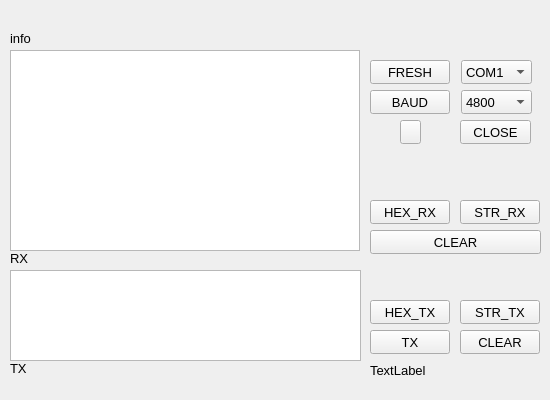
Before: the Qt Designer form widget.ui in odddouglas/SerialPortAssistant, drawn with Qt 5.
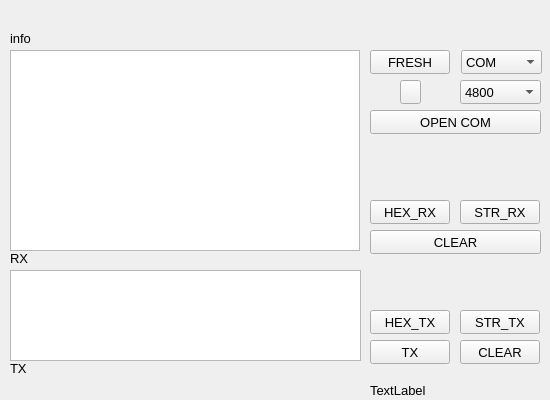
After: the same form once the commit is applied.

Commit message: [FUNC] Turn on/off the COM

Diff of the .ui file:
```diff
--- a/widget.ui
+++ b/widget.ui
@@ -53,7 +53,7 @@
    <property name="geometry">
     <rect>
      <x>370</x>
-     <y>60</y>
+     <y>50</y>
      <width>80</width>
      <height>24</height>
     </rect>
@@ -68,21 +68,21 @@
   <widget class="QPushButton" name="pushButton_close_com">
    <property name="geometry">
     <rect>
-     <x>460</x>
-     <y>120</y>
-     <width>71</width>
+     <x>370</x>
+     <y>110</y>
+     <width>171</width>
      <height>24</height>
     </rect>
    </property>
    <property name="text">
-    <string>CLOSE</string>
+    <string>OPEN COM</string>
    </property>
   </widget>
   <widget class="QPushButton" name="pushButton_led">
    <property name="geometry">
     <rect>
      <x>400</x>
-     <y>120</y>
+     <y>80</y>
      <width>21</width>
      <height>24</height>
     </rect>
@@ -91,19 +91,6 @@
     <string/>
    </property>
   </widget>
-  <widget class="QPushButton" name="pushButton_baud">
-   <property name="geometry">
-    <rect>
-     <x>370</x>
-     <y>90</y>
-     <width>80</width>
-     <height>24</height>
-    </rect>
-   </property>
-   <property name="text">
-    <string>BAUD</string>
-   </property>
-  </widget>
   <widget class="QPushButton" name="pushButton_hex_rx">
    <property name="geometry">
     <rect>
@@ -147,7 +134,7 @@
    <property name="geometry">
     <rect>
      <x>370</x>
-     <y>300</y>
+     <y>310</y>
      <width>80</width>
      <height>24</height>
     </rect>
@@ -160,7 +147,7 @@
    <property name="geometry">
     <rect>
      <x>460</x>
-     <y>300</y>
+     <y>310</y>
      <width>80</width>
      <height>24</height>
     </rect>
@@ -173,7 +160,7 @@
    <property name="geometry">
     <rect>
      <x>370</x>
-     <y>330</y>
+     <y>340</y>
      <width>80</width>
      <height>24</height>
     </rect>
@@ -186,7 +173,7 @@
    <property name="geometry">
     <rect>
      <x>460</x>
-     <y>330</y>
+     <y>340</y>
      <width>80</width>
      <height>24</height>
     </rect>
@@ -199,43 +186,23 @@
    <property name="geometry">
     <rect>
      <x>461</x>
-     <y>60</y>
-     <width>71</width>
+     <y>50</y>
+     <width>81</width>
      <height>24</height>
     </rect>
    </property>
    <item>
     <property name="text">
-     <string>COM1</string>
-    </property>
-   </item>
-   <item>
-    <property name="text">
-     <string>COM2</string>
-    </property>
-   </item>
-   <item>
-    <property name="text">
-     <string>COM3</string>
-    </property>
-   </item>
-   <item>
-    <property name="text">
-     <string>COM4</string>
-    </property>
-   </item>
-   <item>
-    <property name="text">
-     <string>COM5</string>
+     <string>COM</string>
     </property>
    </item>
   </widget>
   <widget class="QComboBox" name="comboBox_baud">
    <property name="geometry">
     <rect>
-     <x>461</x>
-     <y>90</y>
-     <width>71</width>
+     <x>460</x>
+     <y>80</y>
+     <width>81</width>
      <height>24</height>
     </rect>
    </property>
@@ -259,7 +226,7 @@
    <property name="geometry">
     <rect>
      <x>370</x>
-     <y>360</y>
+     <y>380</y>
      <width>171</width>
      <height>20</height>
     </rect>
```
Left out of the diff: 2 changed lines with no effect on the pictures. The commit also changes 2 other files.
